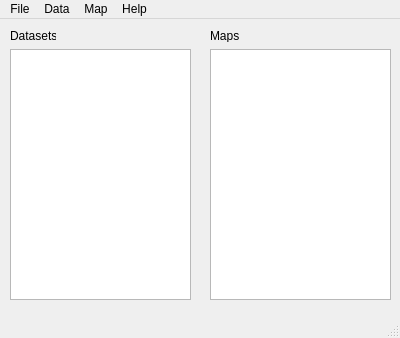
Before: the Qt Designer form mainwindow.ui in GEO-IASS/Vespucci, drawn with Qt 5.
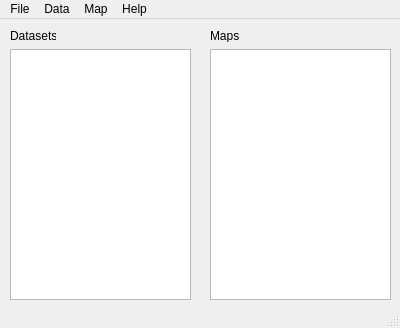
After: the same form once the commit is applied. Icons and pictures are not drawn.

```diff
--- a/mainwindow.ui
+++ b/mainwindow.ui
@@ -7,7 +7,7 @@
     <x>0</x>
     <y>0</y>
     <width>400</width>
-    <height>338</height>
+    <height>328</height>
    </rect>
   </property>
   <property name="minimumSize">
```
Left out of the diff: 71 changed lines with no effect on the pictures.
